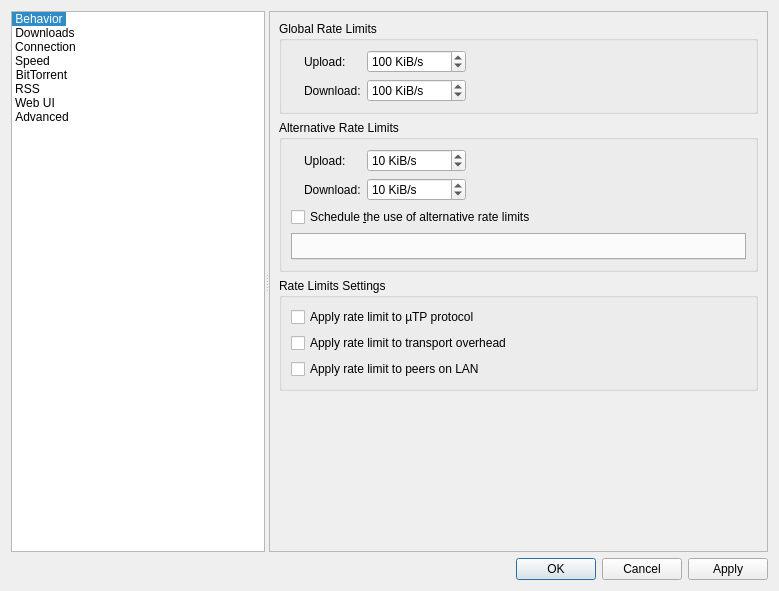
qbittorrent/qBittorrent, file src/gui/optionsdialog.ui: the form before one commit.
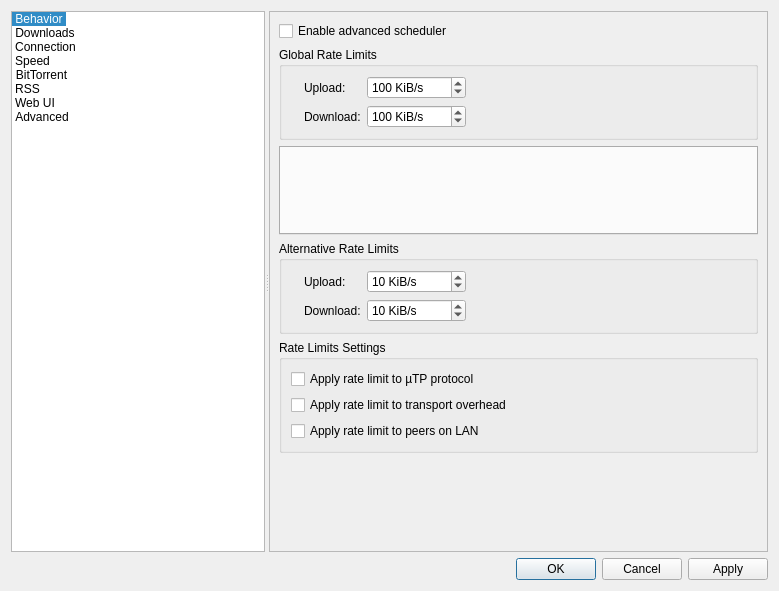
The form after the commit. The open tabs and pages were chosen to show the change. Custom widgets are drawn as their Qt base class.

Patch:
```diff
--- a/src/gui/optionsdialog.ui
+++ b/src/gui/optionsdialog.ui
@@ -1850,29 +1850,20 @@
             </rect>
            </property>
            <layout class="QVBoxLayout" name="verticalLayout_5">
+            <item>
+             <widget class="QCheckBox" name="checkScheduleEnable">
+              <property name="text">
+               <string>Enable advanced scheduler</string>
+              </property>
+             </widget>
+            </item>
             <item>
              <widget class="QGroupBox" name="rateLimitBox">
               <property name="title">
                <string>Global Rate Limits</string>
               </property>
               <layout class="QGridLayout" name="rateLimitBoxLayout">
-               <item row="0" column="2">
-                <widget class="QSpinBox" name="spinUploadLimit">
-                 <property name="specialValueText">
-                  <string>∞</string>
-                 </property>
-                 <property name="suffix">
-                  <string> KiB/s</string>
-                 </property>
-                 <property name="maximum">
-                  <number>1000000</number>
-                 </property>
-                 <property name="value">
-                  <number>100</number>
-                 </property>
-                </widget>
-               </item>
-               <item row="1" column="2">
+               <item row="2" column="2">
                 <widget class="QSpinBox" name="spinDownloadLimit">
                  <property name="specialValueText">
                   <string>∞</string>
@@ -1888,39 +1879,58 @@
                  </property>
                 </widget>
                </item>
-               <item row="0" column="0" rowspan="2">
-                <widget class="QLabel" name="labelGlobalRate"/>
-               </item>
-               <item row="0" column="3">
-                <spacer name="horizontalSpacer">
-                 <property name="orientation">
-                  <enum>Qt::Horizontal</enum>
-                 </property>
-                 <property name="sizeHint" stdset="0">
-                  <size>
-                   <width>40</width>
-                   <height>20</height>
-                  </size>
-                 </property>
-                </spacer>
-               </item>
-               <item row="0" column="1">
+               <item row="1" column="1">
                 <widget class="QLabel" name="label_10">
                  <property name="text">
                   <string>Upload:</string>
                  </property>
                 </widget>
                </item>
-               <item row="1" column="1">
+               <item row="1" column="2">
+                <widget class="QSpinBox" name="spinUploadLimit">
+                 <property name="specialValueText">
+                  <string>∞</string>
+                 </property>
+                 <property name="suffix">
+                  <string> KiB/s</string>
+                 </property>
+                 <property name="maximum">
+                  <number>1000000</number>
+                 </property>
+                 <property name="value">
+                  <number>100</number>
+                 </property>
+                </widget>
+               </item>
+               <item row="2" column="1">
                 <widget class="QLabel" name="label_11">
                  <property name="text">
                   <string>Download:</string>
                  </property>
                 </widget>
                </item>
+               <item row="1" column="3">
+                <spacer name="horizontalSpacer">
+                 <property name="orientation">
+                  <enum>Qt::Horizontal</enum>
+                 </property>
+                 <property name="sizeHint" stdset="0">
+                  <size>
+                   <width>40</width>
+                   <height>20</height>
+                  </size>
+                 </property>
+                </spacer>
+               </item>
+               <item row="1" column="0" rowspan="2">
+                <widget class="QLabel" name="labelGlobalRate"/>
+               </item>
               </layout>
              </widget>
             </item>
+            <item>
+             <widget class="QTabWidget" name="tabSchedule"/>
+            </item>
             <item>
              <widget class="QGroupBox" name="altRateLimitBox">
               <property name="title">
@@ -1946,20 +1956,6 @@
                <item row="0" column="0" rowspan="2">
                 <widget class="QLabel" name="labelAltRate"/>
                </item>
-               <item row="2" column="0" colspan="4">
-                <widget class="QCheckBox" name="checkScheduleEnable">
-                 <property name="text">
-                  <string>Schedule &amp;the use of alternative rate limits</string>
-                 </property>
-                </widget>
-               </item>
-               <item row="3" column="0" colspan="4">
-                <widget class="QTabWidget" name="tabSchedule">
-                 <property name="enabled">
-                  <bool>false</bool>
-                 </property>
-                </widget>
-               </item>
                <item row="0" column="2">
                 <widget class="QSpinBox" name="spinUploadLimitAlt">
                  <property name="specialValueText">
```
Left out of the diff: 24 changed lines with no effect on the pictures.
